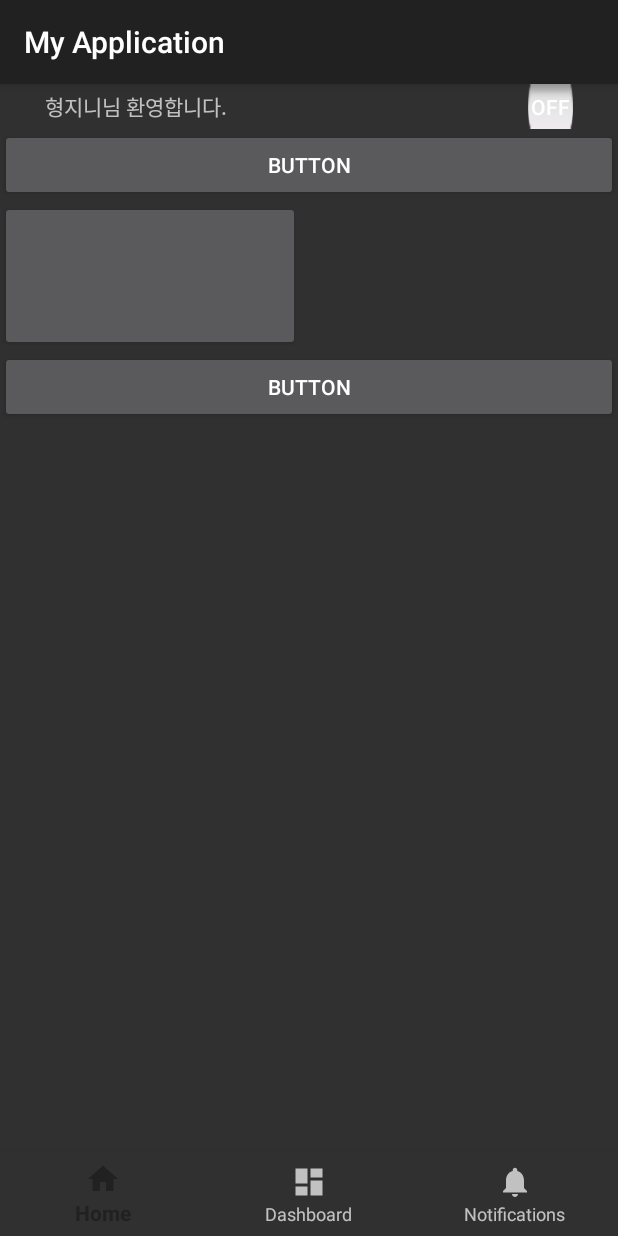
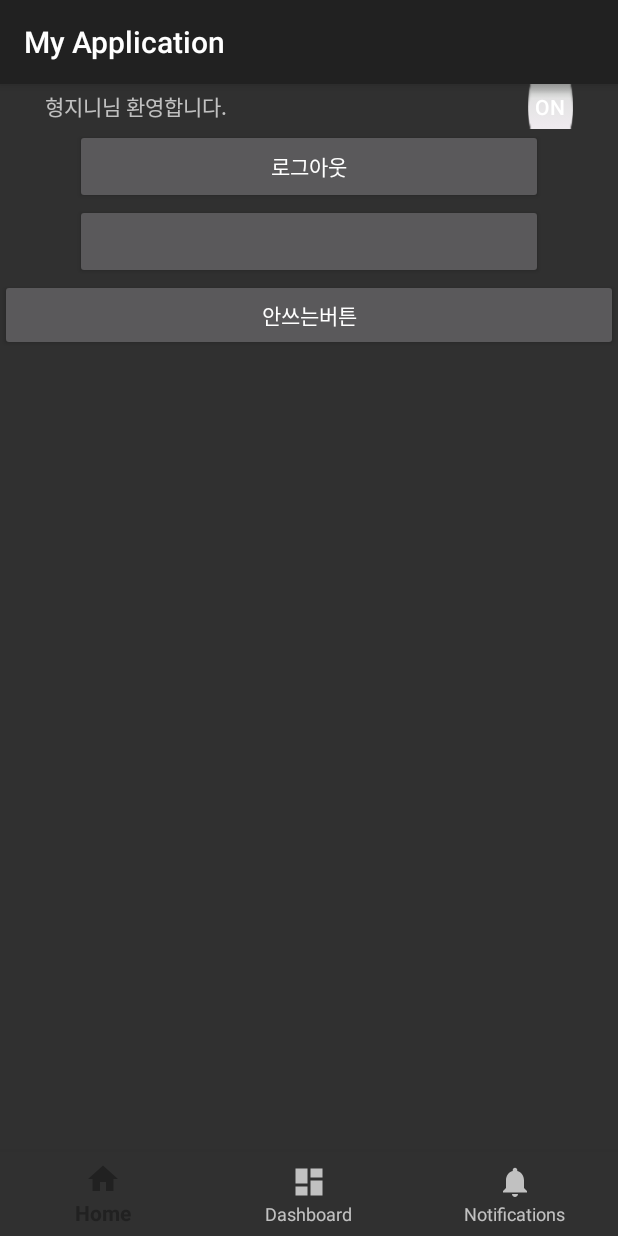
Before and after one commit to gawoo123/blog, an Android app: the fragment Tab3 placed in its activity, on a phone screen of 412 x 824 dp. Run offline under Robolectric (Android 15) with nearby library versions, the phone set to English and light mode, and no system bars; libraries missing offline, so code that uses them is left out: com.nhn.android; plain views replace OAuthLoginButton; 5 statements that could not run were skipped.

Commit message:
혹시 몰라서 백업

```diff
--- a/app/src/main/java/com/example/jin2/myapplication/Tab3.java
+++ b/app/src/main/java/com/example/jin2/myapplication/Tab3.java
@@ -1,5 +1,6 @@
 package com.example.jin2.myapplication;
 
+import android.os.Handler;
 import android.support.v4.app.Fragment;
 import android.os.Bundle;
 import android.support.annotation.Nullable;
@@ -31,6 +32,11 @@ public class Tab3 extends Fragment{
     String accessToken;
     String tokenType;
 
+    Button logout_btn;
+    OAuthLoginButton mOAuthLoginButton;
+    Handler handler;
+
+    Button login_check_btn;
 
 
     @Override
@@ -47,11 +53,11 @@ public class Tab3 extends Fragment{
 
         View view = inflater.inflate(R.layout.tab3_lay,container,false);
 
-
-        OAuthLoginButton mOAuthLoginButton = (OAuthLoginButton) view.findViewById(R.id.buttonOAuthLoginImg);
-        mOAuthLoginButton.setOAuthLoginHandler(mOAuthLoginHandler);
+        handler = new Handler();
 
 
+        mOAuthLoginButton = (OAuthLoginButton) view.findViewById(R.id.buttonOAuthLoginImg);
+        mOAuthLoginButton.setOAuthLoginHandler(mOAuthLoginHandler);
         mOAuthLoginModule = OAuthLogin.getInstance();
         mOAuthLoginModule.init(
                 getActivity()
@@ -62,54 +68,55 @@ public class Tab3 extends Fragment{
                 // SDK 4.1.4 버전부터는 OAUTH_CALLBACK_INTENT변수를 사용하지 않습니다.
         );
 
+       login_check_btn = (Button) view.findViewById(R.id.naverLogout_check);
 
-        Button button = (Button) view.findViewById(R.id.naverLogout_btn);
-        button.setOnClickListener(new View.OnClickListener() {
+
+        logout_btn = (Button) view.findViewById(R.id.naverLogout_btn);
+
+        String login_check  = String.valueOf(mOAuthLoginModule.getState(getContext()));
+
+
+        if(login_check.equals("NEED_LOGIN")){
+            mOAuthLoginButton.setVisibility(View.VISIBLE);
+            logout_btn.setVisibility(View.GONE);
+            login_check_btn.setBackgroundResource(android.R.drawable.button_onoff_indicator_off);
+        }else if(login_check.equals("OK")){
+            mOAuthLoginButton.setVisibility(View.GONE);
+            logout_btn.setVisibility(View.VISIBLE);
+
+            login_check_btn.setBackgroundResource(android.R.drawable.button_onoff_indicator_on);
+        }else{
+            Toast.makeText(getContext(),"error : "+login_check,Toast.LENGTH_LONG);
+        }
+
+
+        logout_btn.setOnClickListener(new View.OnClickListener() {
             @Override
             public void onClick(View v) {
-//                Intent intent =new Intent(getContext(),API.class);
-//                startActivity(intent);
-
-                Toast.makeText(getContext(),"@@@@",Toast.LENGTH_SHORT);
-//
-//                RequestApiTask requestApiTask = new RequestApiTask();
-//                requestApiTask.execute();
-
-
-
-//                OAuthLogin.getInstance().startOauthLoginActivity(getActivity(), mOAuthLoginHandler);
                 new Thread(){
                     @Override
                     public void run() {
                         OAuthLogin.getInstance().logoutAndDeleteToken(getContext());
 
-                        mOAuthLoginModule.requestApi(getContext(), accessToken, "http://52.78.156.24/blog_api/index.php");
+
+                        handler.post(new Runnable() {
+                            @Override
+                            public void run() {
+                                mOAuthLoginButton.setVisibility(View.VISIBLE);
+                                logout_btn.setVisibility(View.GONE);
+                                login_check_btn.setBackgroundResource(android.R.drawable.button_onoff_indicator_off);
+                            }
+                        });
+
 
                     }
                 }.start();
             }
         });
 
-        final TextView textView = (TextView) view.findViewById(R.id.textView7);
-
         Button btn = (Button) view.findViewById(R.id.button3);
 
-        btn.setOnClickListener(new View.OnClickListener() {
-            @Override
-            public void onClick(View v) {
 
-                String msg  = String.valueOf(mOAuthLoginModule.getState(getContext()));
-//                textView.setText(msg);
-                if(msg.equals("NEED_LOGIN")){
-                    textView.setText("ㄴㄴㄴㄴㄴㄴ");
-                }else if(msg.equals("OK")){
-                    textView.setText("ㅇㅇㅇㅇ");
-                }else{
-                    textView.setText("에러");
-                }
-
-            }
-        });
 
 
 //
@@ -166,6 +173,9 @@ public class Tab3 extends Fragment{
 //                requestApiTask.execute();
                 Toast.makeText(getContext(),"이미 아이디가 등록 되어있습니다.",Toast.LENGTH_LONG);
                 MainActivity.naverCheck=true;
+                mOAuthLoginButton.setVisibility(View.GONE);
+                logout_btn.setVisibility(View.VISIBLE);
+                login_check_btn.setBackgroundResource(android.R.drawable.button_onoff_indicator_on);
             } else {
                 String errorCode = OAuthLogin.getInstance()
                         .getLastErrorCode(getContext()).getCode();
--- a/app/src/main/res/layout/post_item.xml
+++ b/app/src/main/res/layout/post_item.xml
@@ -8,5 +8,7 @@
         android:layout_width="match_parent"
 
         android:layout_height="wrap_content"
+        android:layout_marginLeft="15dp"
+        android:layout_marginRight="15dp"
         android:text="post" />
 </LinearLayout>
--- a/app/src/main/res/layout/push_item.xml
+++ b/app/src/main/res/layout/push_item.xml
@@ -7,6 +7,8 @@
         android:id="@+id/push_date"
         android:layout_width="match_parent"
         android:layout_height="wrap_content"
+        android:layout_marginLeft="15dp"
+        android:layout_marginRight="15dp"
         android:text="TextView" />
 
 </LinearLayout>
--- a/app/src/main/res/layout/tab1_lay.xml
+++ b/app/src/main/res/layout/tab1_lay.xml
@@ -1,9 +1,9 @@
 <?xml version="1.0" encoding="utf-8"?>
 <LinearLayout xmlns:android="http://schemas.android.com/apk/res/android"
     xmlns:app="http://schemas.android.com/apk/res-auto"
-    android:orientation="vertical"
     android:layout_width="match_parent"
-    android:layout_height="match_parent">
+    android:layout_height="match_parent"
+    android:orientation="vertical">
 
     <TextView
         android:id="@+id/textView"
--- a/app/src/main/res/layout/tab3_lay.xml
+++ b/app/src/main/res/layout/tab3_lay.xml
@@ -1,5 +1,6 @@
 <?xml version="1.0" encoding="utf-8"?>
 <LinearLayout xmlns:android="http://schemas.android.com/apk/res/android"
+    xmlns:tools="http://schemas.android.com/tools"
     android:orientation="vertical" android:layout_width="match_parent"
     android:layout_height="match_parent">
 
@@ -20,27 +21,33 @@
             android:id="@+id/naverLogout_check"
             android:layout_width="30dp"
             android:layout_height="30dp"
+            android:textOn="ON"
+            android:textOff="ON"
             android:layout_marginRight="30dp"
-            android:background="@android:drawable/button_onoff_indicator_off"
-            android:text="ToggleButton" />
+            android:background="@android:drawable/button_onoff_indicator_off" />
     </LinearLayout>
 
     <Button
         android:id="@+id/naverLogout_btn"
         android:layout_width="match_parent"
-        android:layout_height="wrap_content"
-        android:text="Button" />
+        android:layout_height="50dp"
+        android:layout_marginLeft="50dp"
+        android:layout_marginRight="50dp"
+
+        android:text="로그아웃" />
 
     <com.nhn.android.naverlogin.ui.view.OAuthLoginButton
         android:id="@+id/buttonOAuthLoginImg"
-        android:layout_width="200dp"
-        android:layout_height="100dp" />
+        android:layout_width="match_parent"
+        android:layout_height="50dp"
+        android:layout_marginLeft="50dp"
+        android:layout_marginRight="50dp" />
 
     <Button
         android:id="@+id/button3"
         android:layout_width="match_parent"
         android:layout_height="wrap_content"
-        android:text="Button" />
+        android:text="안쓰는버튼" />
 
 
 </LinearLayout>
```
